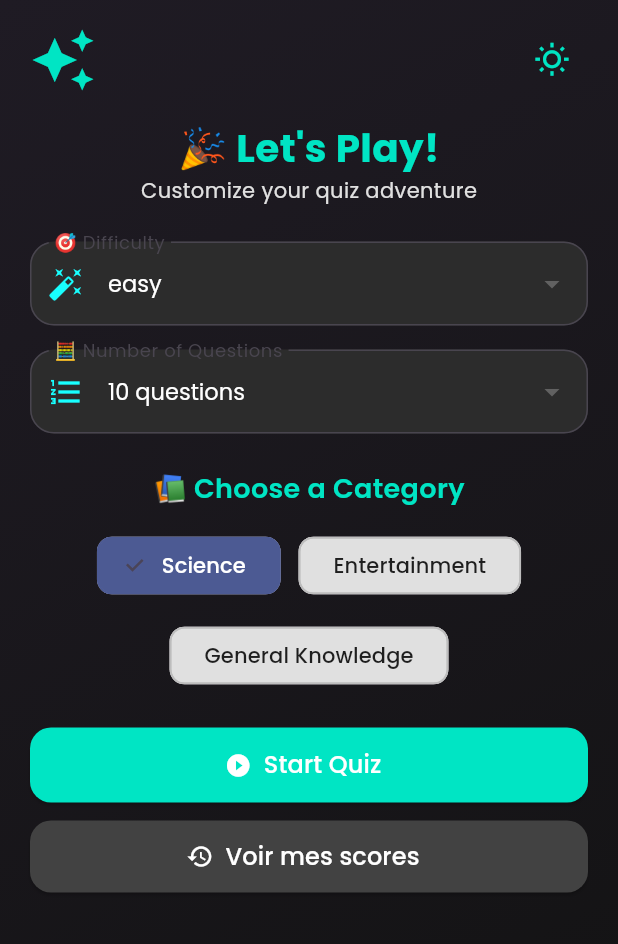
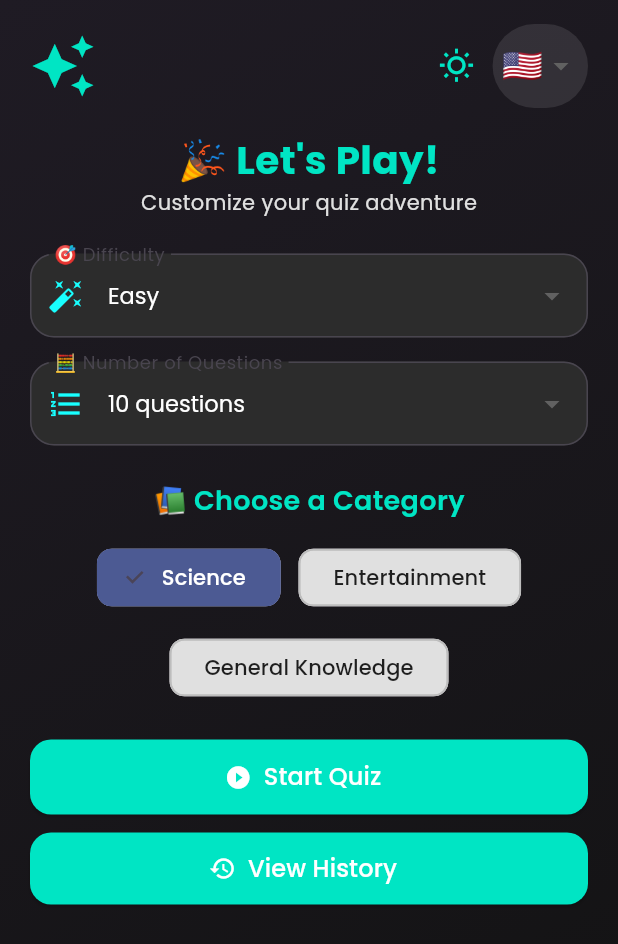
Before and after one commit to YessinEleuchi/QuizMaster-Pro, a Flutter app: the CategoryScreen screen opened directly, after a tap on the "nightlight round" icon, on a phone screen of 412 x 824 dp. Shown: the top 944 px of the screen. Run offline on Flutter 3.47's test engine with Material 3 defaults, Android fonts, the light colour scheme and no system bars; our stand-ins replace audioplayers, cloud_firestore, firebase_auth, firebase_core, google_fonts; accounts and stored records are empty; generated files the repository leaves out were written again.

Commit message:
all traductions done

```diff
--- a/lib/main.dart
+++ b/lib/main.dart
@@ -1,12 +1,15 @@
 import 'package:flutter/material.dart';
 import 'package:firebase_core/firebase_core.dart';
 import 'package:provider/provider.dart';
-import 'package:quiz_app/screens/signIn_screen.dart';
 import 'package:google_fonts/google_fonts.dart';
 import 'package:intl/date_symbol_data_local.dart';
+import 'package:flutter_localizations/flutter_localizations.dart';
+import 'package:flutter_gen/gen_l10n/app_localizations.dart';
 
 import 'firebase_options.dart';
+import 'screens/signIn_screen.dart';
 
+/// 🎨 Thème sombre & clair
 class ThemeProvider with ChangeNotifier {
   bool _isDarkMode = false;
   bool get isDarkMode => _isDarkMode;
@@ -20,13 +23,13 @@ class ThemeProvider with ChangeNotifier {
 
   static final lightTheme = ThemeData(
     scaffoldBackgroundColor: Colors.transparent,
-    primaryColor: Color(0xFF9622EF),
+    primaryColor: const Color(0xFF9622EF),
     textTheme: GoogleFonts.poppinsTextTheme().apply(bodyColor: Colors.black),
     cardColor: Colors.white.withOpacity(0.9),
     elevatedButtonTheme: ElevatedButtonThemeData(
       style: ElevatedButton.styleFrom(
         foregroundColor: Colors.black,
-        backgroundColor: Color(0xFFF1C40F),
+        backgroundColor: const Color(0xFFF1C40F),
         shape: RoundedRectangleBorder(borderRadius: BorderRadius.circular(12)),
       ),
     ),
@@ -34,17 +37,28 @@ class ThemeProvider with ChangeNotifier {
 
   static final darkTheme = ThemeData(
     scaffoldBackgroundColor: Colors.transparent,
-    primaryColor: Color(0xFFBB86FC),
+    primaryColor: const Color(0xFFBB86FC),
     textTheme: GoogleFonts.poppinsTextTheme().apply(bodyColor: Colors.white),
     cardColor: Colors.grey[900]?.withOpacity(0.9),
     elevatedButtonTheme: ElevatedButtonThemeData(
       style: ElevatedButton.styleFrom(
         foregroundColor: Colors.white,
-        backgroundColor: Color(0xFFBB86FC),
+        backgroundColor: const Color(0xFFBB86FC),
         shape: RoundedRectangleBorder(borderRadius: BorderRadius.circular(12)),
       ),
     ),
   );
+}
+
+/// 🌍 Langue dynamique
+class LocaleProvider with ChangeNotifier {
+  Locale _locale = const Locale('en');
+  Locale get locale => _locale;
+
+  void setLocale(Locale locale) {
+    _locale = locale;
+    notifyListeners();
+  }
 }
 
 void main() async {
@@ -52,27 +66,50 @@ void main() async {
   await Firebase.initializeApp(
     options: DefaultFirebaseOptions.currentPlatform,
   );
-  await initializeDateFormatting('fr_FR', null); // ✅ Ligne à ajouter
+
+  await initializeDateFormatting('fr_FR', null);
 
   runApp(
-    ChangeNotifierProvider(
-      create: (_) => ThemeProvider(),
-      child: MyApp(),
+    MultiProvider(
+      providers: [
+        ChangeNotifierProvider(create: (_) => ThemeProvider()),
+        ChangeNotifierProvider(create: (_) => LocaleProvider()),
+      ],
+      child: const MyApp(),
     ),
   );
 }
 
 class MyApp extends StatelessWidget {
+  const MyApp({super.key});
+
   @override
   Widget build(BuildContext context) {
-    return Consumer<ThemeProvider>(
-      builder: (context, themeProvider, child) {
-        return MaterialApp(
-          debugShowCheckedModeBanner: false,
-          theme: themeProvider.themeData,
-          home: SignInScreen(),
+    final themeProvider = Provider.of<ThemeProvider>(context);
+    final localeProvider = Provider.of<LocaleProvider>(context);
+
+    return MaterialApp(
+      debugShowCheckedModeBanner: false,
+      theme: themeProvider.themeData,
+      locale: localeProvider.locale,
+      supportedLocales: const [
+        Locale('en'),
+        Locale('fr'),
+        Locale('ar'),
+      ],
+      localizationsDelegates: const [
+        AppLocalizations.delegate,
+        GlobalMaterialLocalizations.delegate,
+        GlobalWidgetsLocalizations.delegate,
+        GlobalCupertinoLocalizations.delegate,
+      ],
+      localeResolutionCallback: (locale, supportedLocales) {
+        return supportedLocales.firstWhere(
+              (supported) => supported.languageCode == locale?.languageCode,
+          orElse: () => const Locale('en'),
         );
       },
+      home: SignInScreen(),
     );
   }
 }
--- a/lib/screens/QuizHistoryPage.dart
+++ b/lib/screens/QuizHistoryPage.dart
@@ -1,5 +1,6 @@
 import 'package:flutter/material.dart';
 import 'package:provider/provider.dart';
+import 'package:flutter_gen/gen_l10n/app_localizations.dart';
 import '../main.dart';
 import '../service/quiz_history_service.dart';
 import '../widget/question_history_widget.dart';
@@ -17,8 +18,10 @@ class QuizHistoryPage extends StatelessWidget {
         ? [const Color(0xFF1F1B24), const Color(0xFF121212)]
         : [const Color(0xFFFAF3FF), const Color(0xFF9FBCEA)];
 
+    final t = AppLocalizations.of(context)!;
+
     return Scaffold(
-      appBar: AppBar(title: const Text("📊 Historique des scores")),
+      appBar: AppBar(title: Text("📊 ${t.history}")),
       body: Container(
         decoration: BoxDecoration(
           gradient: LinearGradient(
@@ -37,7 +40,7 @@ class QuizHistoryPage extends StatelessWidget {
             final scores = snapshot.data ?? [];
 
             if (scores.isEmpty) {
-              return const Center(child: Text("Aucun quiz effectué."));
+              return Center(child: Text(t.noQuizTaken));
             }
 
             return ListView.builder(
@@ -46,7 +49,7 @@ class QuizHistoryPage extends StatelessWidget {
               itemBuilder: (context, index) {
                 final score = scores[index];
                 return QuestionHistoryWidget(
-                  category: score['category'] ?? 'Inconnu',
+                  category: score['category'] ?? t.unknown,
                   score: score['score'] ?? 0,
                   date: score['timestamp']?.toDate(),
                   isDarkMode: isDark,
--- a/lib/screens/category_screen.dart
+++ b/lib/screens/category_screen.dart
@@ -2,6 +2,7 @@ import 'dart:async';
 import 'package:flutter/material.dart';
 import 'package:google_fonts/google_fonts.dart';
 import 'package:provider/provider.dart';
+import 'package:flutter_gen/gen_l10n/app_localizations.dart';
 import 'package:quiz_app/main.dart';
 import 'package:quiz_app/screens/question_screen.dart';
 import 'QuizHistoryPage.dart';
@@ -49,6 +50,20 @@ class _CategoryScreenState extends State<CategoryScreen> with SingleTickerProvid
     super.dispose();
   }
 
+  String translateDifficulty(String level, BuildContext context) {
+    final t = AppLocalizations.of(context)!;
+    switch (level.toLowerCase()) {
+      case 'easy':
+        return t.easy;
+      case 'medium':
+        return t.medium;
+      case 'hard':
+        return t.hard;
+      default:
+        return level;
+    }
+  }
+
   @override
   Widget build(BuildContext context) {
     final themeProvider = Provider.of<ThemeProvider>(context);
@@ -57,6 +72,8 @@ class _CategoryScreenState extends State<CategoryScreen> with SingleTickerProvid
     final backgroundGradient = isDark
         ? [const Color(0xFF1F1B24), const Color(0xFF121212)]
         : [const Color(0xFFFAF3FF), const Color(0xFF9FBCEA)];
+
+    final t = AppLocalizations.of(context)!;
 
     return Scaffold(
       body: Container(
@@ -77,7 +94,6 @@ class _CategoryScreenState extends State<CategoryScreen> with SingleTickerProvid
                 child: Column(
                   crossAxisAlignment: CrossAxisAlignment.start,
                   children: [
-                    // 🎨 Header + toggle icon
                     Row(
                       mainAxisAlignment: MainAxisAlignment.spaceBetween,
                       children: [
@@ -91,6 +107,8 @@ class _CategoryScreenState extends State<CategoryScreen> with SingleTickerProvid
                           ),
                           transitionBuilder: (child, animation) => ScaleTransition(scale: animation, child: child),
                         ),
+                        Row(
+                          children: [
                             IconButton(
                               icon: Icon(
                                 isDark ? Icons.wb_sunny_outlined : Icons.nightlight_round,
@@ -98,16 +116,48 @@ class _CategoryScreenState extends State<CategoryScreen> with SingleTickerProvid
                               ),
                               onPressed: () => themeProvider.toggleTheme(),
                             ),
+                            Container(
+                              padding: const EdgeInsets.symmetric(horizontal: 6, vertical: 4),
+                              decoration: BoxDecoration(
+                                color: Colors.white.withOpacity(0.1),
+                                borderRadius: BorderRadius.circular(30),
+                              ),
+                              child: DropdownButtonHideUnderline(
+                                child: DropdownButton<Locale>(
+                                  onChanged: (Locale? locale) {
+                                    if (locale != null) {
+                                      Provider.of<LocaleProvider>(context, listen: false).setLocale(locale);
+                                    }
+                                  },
+                                  value: Localizations.localeOf(context),
+                                  items: const [
+                                    Locale('en'),
+                                    Locale('fr'),
+                                    Locale('ar'),
+                                  ].map((locale) {
+                                    final flag = locale.languageCode == 'fr'
+                                        ? '🇫🇷'
+                                        : locale.languageCode == 'ar'
+                                        ? '🇸🇦'
+                                        : '🇺🇸';
+                                    return DropdownMenuItem(
+                                      value: locale,
+                                      child: Text(flag, style: const TextStyle(fontSize: 22)),
+                                    );
+                                  }).toList(),
+                                ),
+                              ),
+                            ),
+                          ],
+                        )
                       ],
                     ),
                     const SizedBox(height: 16),
-
-                    // 🎉 Title
                     Center(
                       child: Column(
                         children: [
                           Text(
-                            "🎉 Let's Play!",
+                            "🎉 ${t.title}",
                             style: GoogleFonts.poppins(
                               fontSize: 26,
                               fontWeight: FontWeight.bold,
@@ -115,7 +165,7 @@ class _CategoryScreenState extends State<CategoryScreen> with SingleTickerProvid
                             ),
                           ),
                           Text(
-                            "Customize your quiz adventure",
+                            t.customize,
                             style: GoogleFonts.poppins(
                               fontSize: 14,
                               color: isDark ? Colors.grey[300] : Colors.grey[700],
@@ -124,38 +174,30 @@ class _CategoryScreenState extends State<CategoryScreen> with SingleTickerProvid
                         ],
                       ),
                     ),
-
                     const SizedBox(height: 24),
-
-                    // 🧠 Difficulty dropdown
                     _buildDropdown<String>(
                       value: selectedDifficulty,
-                      label: "🎯 Difficulty",
+                      label: "🎯 ${t.difficulty}",
                       icon: Icons.auto_fix_high,
                       items: ["easy", "medium", "hard"],
+                      displayText: (val) => translateDifficulty(val, context),
                       onChanged: (val) => setState(() => selectedDifficulty = val!),
                     ),
-
                     const SizedBox(height: 16),
-
-                    // 📊 Number of questions
                     _buildDropdown<int>(
                       value: selectedAmount,
-                      label: "🧮 Number of Questions",
+                      label: "🧮 ${t.number_questions}",
                       icon: Icons.format_list_numbered,
                       items: [5, 10, 15, 20],
-                      displayText: (val) => "$val questions",
+                      displayText: (val) => "$val ${t.questions}",
                       onChanged: (val) => setState(() => selectedAmount = val!),
                     ),
-
                     const SizedBox(height: 24),
-
-                    // 📚 Categories
                     Center(
                       child: Column(
                         children: [
                           Text(
-                            "📚 Choose a Category",
+                            "📚 ${t.category}",
                             style: GoogleFonts.poppins(
                               fontSize: 18,
                               fontWeight: FontWeight.w600,
@@ -177,14 +219,11 @@ class _CategoryScreenState extends State<CategoryScreen> with SingleTickerProvid
                         ],
                       ),
                     ),
-
                     const SizedBox(height: 24),
-
-                    // ▶️ Start Quiz
                     ElevatedButton.icon(
                       onPressed: _navigateToQuiz,
                       icon: const Icon(Icons.play_circle_fill),
-                      label: const Text("Start Quiz", style: TextStyle(fontSize: 16)),
+                      label: Text(t.start, style: const TextStyle(fontSize: 16)),
                       style: ElevatedButton.styleFrom(
                         backgroundColor: primaryColor,
                         foregroundColor: Colors.white,
@@ -192,10 +231,7 @@ class _CategoryScreenState extends State<CategoryScreen> with SingleTickerProvid
                         shape: RoundedRectangleBorder(borderRadius: BorderRadius.circular(14)),
                       ),
                     ),
-
                     const SizedBox(height: 12),
-
-                    // 📜 View History
                     ElevatedButton.icon(
                       onPressed: () {
                         Navigator.push(
@@ -203,10 +239,10 @@ class _CategoryScreenState extends State<CategoryScreen> with SingleTickerProvid
                           MaterialPageRoute(builder: (_) => QuizHistoryPage()),
                         );
                       },
-                      icon: Icon(Icons.history),
-                      label: Text("Voir mes scores", style: TextStyle(fontSize: 16)),
+                      icon: const Icon(Icons.history),
+                      label: Text(t.history, style: const TextStyle(fontSize: 16)),
                       style: ElevatedButton.styleFrom(
-                        backgroundColor: isDark ? Colors.grey[800] : Colors.deepPurple,
+                        backgroundColor: isDark ? const Color(0xFF00E5C4) : const Color(0xFF3A0CA3),
                         foregroundColor: Colors.white,
                         minimumSize: const Size.fromHeight(48),
                         shape: RoundedRectangleBorder(borderRadius: BorderRadius.circular(14)),
@@ -222,7 +258,6 @@ class _CategoryScreenState extends State<CategoryScreen> with SingleTickerProvid
     );
   }
 
-  // 🌟 Dropdown Builder
   Widget _buildDropdown<T>({
     required T value,
     required String label,
@@ -254,12 +289,24 @@ class _CategoryScreenState extends State<CategoryScreen> with SingleTickerProvid
       onChanged: onChanged,
     );
   }
+  String translateCategoryName(String label, BuildContext context) {
+    final t = AppLocalizations.of(context)!;
+    switch (label) {
+      case "Science":
+        return t.categoryScience;
+      case "Entertainment":
+        return t.categoryEntertainment;
+      case "General Knowledge":
+        return t.categoryGeneral;
+      default:
+        return label;
+    }
+  }
 
-  // 🧩 Category Chips
   Widget _buildCategoryChip(String label) {
     final isSelected = selectedCategory == label;
     return ChoiceChip(
-      label: Text(label),
+      label: Text(translateCategoryName(label, context)),
       selected: isSelected,
       onSelected: (_) => setState(() => selectedCategory = label),
       selectedColor: const Color(0xFF4C5A93),
@@ -279,7 +326,6 @@ class _CategoryScreenState extends State<CategoryScreen> with SingleTickerProvid
     );
   }
 
-  // ⏭️ Go to QuestionScreen
   void _navigateToQuiz() {
     Navigator.push(
       context,
--- a/pubspec.yaml
+++ b/pubspec.yaml
@@ -28,8 +28,7 @@ environment:
 # the latest version available on pub.dev. To see which dependencies have newer
 # versions available, run `flutter pub outdated`.
 dependencies:
-  flutter:
-
+  flutter_localizations:
       sdk: flutter
   http: ^1.2.1
   html: ^0.15.5
@@ -70,6 +69,7 @@ flutter:
   # included with your application, so that you can use the icons in
   # the material Icons class.
   uses-material-design: true
+  generate: true
   assets:
     - assets/sounds/correct.mp3
     - assets/sounds/wrong.mp3
```
Also changed, not shown: lib/controller/question_controller.dart (+38 -7 lines), lib/l10n/app_ar.arb (added, +23 -0 lines), lib/l10n/app_en.arb (added, +24 -0 lines), lib/l10n/app_fr.arb (added, +24 -0 lines), lib/service/quiz_service.dart (+34 -9 lines), lib/widget/question_history_widget.dart (+21 -5 lines), pubspec.lock. Lines whose indentation alone changed are shown as unchanged.
